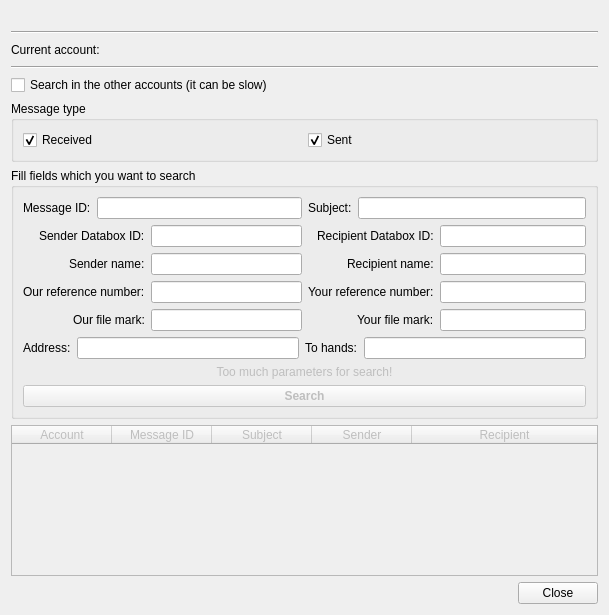
Above: src/gui/ui/dlg_msg_search.ui from psakar/datovka before the change. Below: the same form after it.
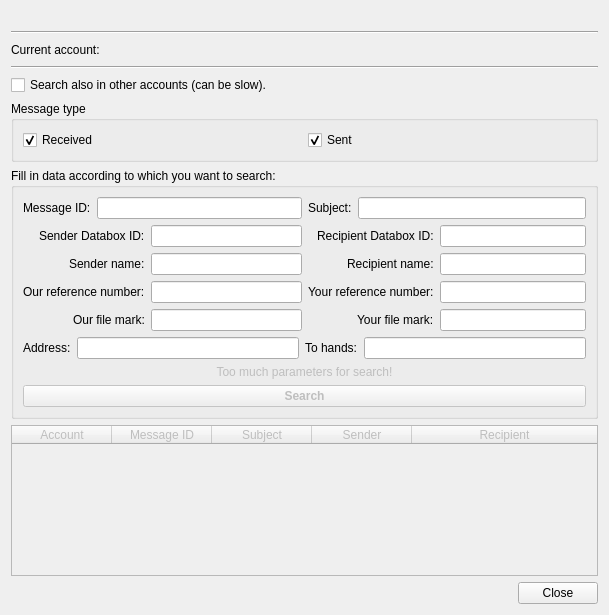
That is the form after the change. Icons and pictures are not drawn.

```diff
--- a/src/gui/ui/dlg_msg_search.ui
+++ b/src/gui/ui/dlg_msg_search.ui
@@ -81,7 +81,7 @@
    <item>
     <widget class="QCheckBox" name="searchAllAcntCheckBox">
      <property name="text">
-      <string>Search in the other accounts (it can be slow)</string>
+      <string>Search also in other accounts (can be slow).</string>
      </property>
     </widget>
    </item>
@@ -117,7 +117,7 @@
    <item>
     <widget class="QGroupBox" name="groupBox_2">
      <property name="title">
-      <string>Fill fields which you want to search</string>
+      <string>Fill in data according to which you want to search:</string>
      </property>
      <layout class="QVBoxLayout" name="verticalLayout_2">
       <item>
```
Left out of the diff: 2 changed lines with no effect on the pictures.
